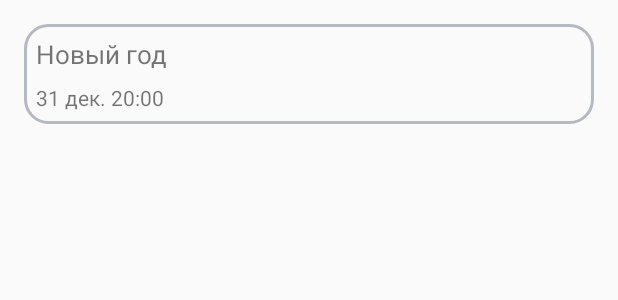
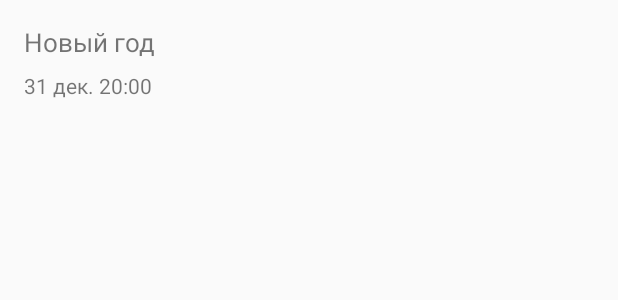
Before and after one commit to VitaSokolova/PartyManager, an Android app: the layout party_list_item_appereance.xml on its own in the app's theme, with its tools: preview values and no code run, on a phone screen of 412 x 824 dp. Shown: the top 300 px of the screen. Run offline under Robolectric (Android 15) with nearby library versions, the phone set to English and light mode, and no system bars.

Commit message:
Немного поменяла внешний вид экрана с добавлением новой вечеринки.

```diff
--- a/app/src/main/res/layout/party_list_item_appereance.xml
+++ b/app/src/main/res/layout/party_list_item_appereance.xml
@@ -1,16 +1,13 @@
 <LinearLayout xmlns:android="http://schemas.android.com/apk/res/android"
     android:layout_width="match_parent"
-    android:layout_height="wrap_content"
-    android:layout_margin="16dp"
-    android:background="@drawable/rect_background"
+    android:layout_height="85dp"
     android:orientation="vertical"
-    android:padding="8dp"
-    android:layout_marginBottom="8dp">
+    android:padding="16dp"
+    android:weightSum="1">
 
     <LinearLayout
         android:layout_width="match_parent"
-        android:layout_height="0dp"
-        android:layout_weight="6"
+        android:layout_height="match_parent"
         android:orientation="vertical">
 
         <TextView
```
Also changed, not shown: app/src/main/res/layout/activity_add_party.xml (+5 -4 lines).
